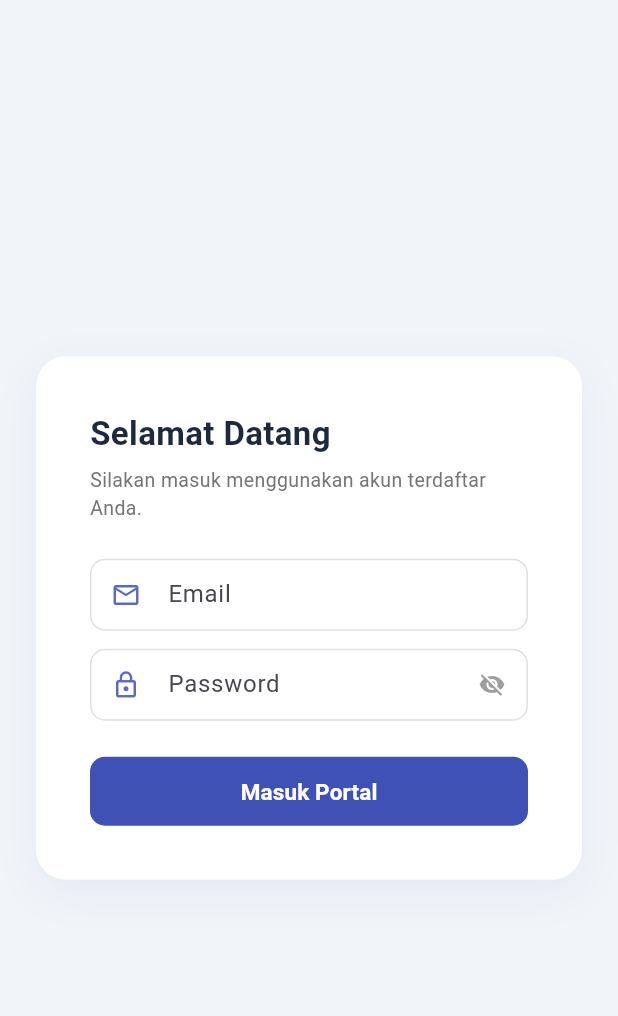
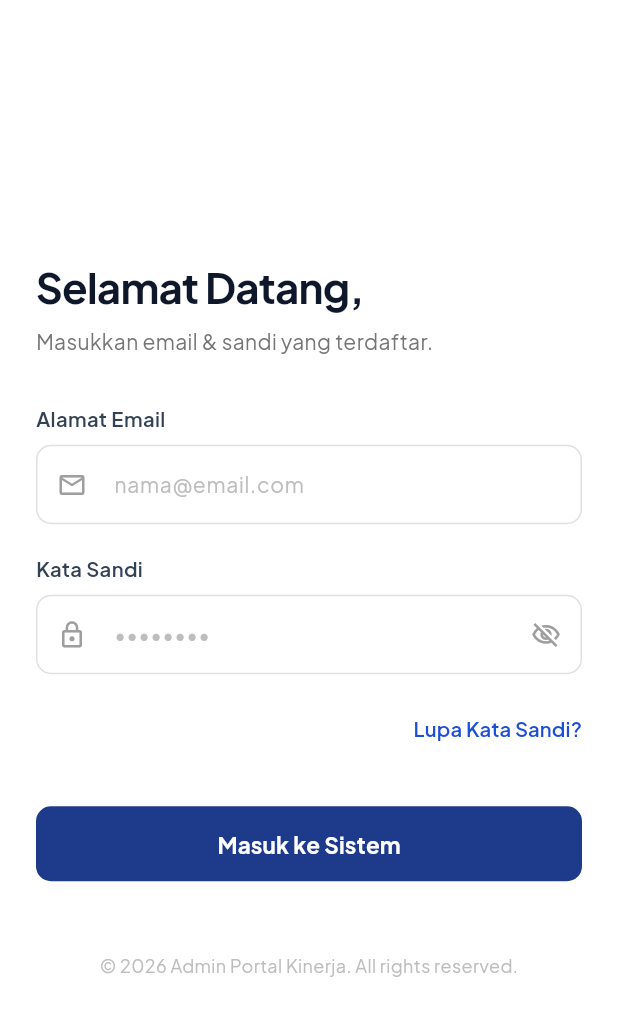
Before and after one commit to allank183/portal_gh2026, a Flutter app: the screen it shows after launch, on a phone screen of 412 x 824 dp. Shown: the top 1016 px of the screen. Run offline on Flutter 3.47's test engine with Material 3 defaults, Android fonts, the phone set to English and light mode, and no system bars; our stand-ins replace cloud_firestore, csv, file_picker, firebase_auth, firebase_core, fl_chart and 5 more; missing offline and left inert: excel, syncfusion_flutter_pdf, syncfusion_flutter_pdfviewer, universal_html; accounts and stored records are empty.

Commit message:
FIX no issue

```diff
--- a/lib/screens/auth/screen_login.dart
+++ b/lib/screens/auth/screen_login.dart
@@ -1,5 +1,6 @@
 import 'package:flutter/material.dart';
 import 'package:firebase_auth/firebase_auth.dart';
+import 'package:google_fonts/google_fonts.dart';
 
 class LoginPage extends StatefulWidget {
   const LoginPage({super.key});
@@ -25,7 +26,12 @@ class _LoginPageState extends State<LoginPage> {
   Future<void> _submit() async {
     if (_emailController.text.trim().isEmpty || _passwordController.text.trim().isEmpty) {
       ScaffoldMessenger.of(context).showSnackBar(
-        const SnackBar(content: Text('Harap isi Email dan Password.')),
+        SnackBar(
+          content: Text('Harap isi Alamat Email dan Kata Sandi.', style: GoogleFonts.plusJakartaSans()),
+          backgroundColor: Colors.orange.shade800,
+          behavior: SnackBarBehavior.floating,
+          shape: RoundedRectangleBorder(borderRadius: BorderRadius.circular(10)),
+        ),
       );
       return;
     }
@@ -39,7 +45,12 @@ class _LoginPageState extends State<LoginPage> {
     } on FirebaseAuthException catch (e) {
       if (mounted) {
         ScaffoldMessenger.of(context).showSnackBar(
-          SnackBar(content: Text(e.message ?? 'Terjadi kesalahan saat masuk.')),
+          SnackBar(
+            content: Text(e.message ?? 'Terjadi kesalahan saat masuk.', style: GoogleFonts.plusJakartaSans()),
+            backgroundColor: Colors.red.shade700,
+            behavior: SnackBarBehavior.floating,
+            shape: RoundedRectangleBorder(borderRadius: BorderRadius.circular(10)),
+          ),
         );
       }
     } finally {
@@ -47,43 +58,105 @@ class _LoginPageState extends State<LoginPage> {
     }
   }
 
+  void _showResetPasswordDialog() {
+    final resetEmailController = TextEditingController(text: _emailController.text);
+    showDialog(
+      context: context,
+      builder: (context) => AlertDialog(
+        title: Text('Reset Kata Sandi', style: GoogleFonts.plusJakartaSans(fontWeight: FontWeight.bold)),
+        content: Column(
+          mainAxisSize: MainAxisSize.min,
+          crossAxisAlignment: CrossAxisAlignment.start,
+          children: [
+            Text(
+              'Masukkan email Anda yang terdaftar. Kami akan mengirimkan tautan untuk mereset kata sandi Anda melalui Firebase Auth.',
+              style: GoogleFonts.plusJakartaSans(fontSize: 13, color: Colors.grey.shade700, height: 1.4),
+            ),
+            const SizedBox(height: 16),
+            TextField(
+              controller: resetEmailController,
+              style: GoogleFonts.plusJakartaSans(fontSize: 14),
+              decoration: _inputStyle('nama@email.com', Icons.email_outlined),
+            ),
+          ],
+        ),
+        actions: [
+          TextButton(
+            onPressed: () => Navigator.pop(context),
+            child: Text('Batal', style: GoogleFonts.plusJakartaSans(color: Colors.grey, fontWeight: FontWeight.w600)),
+          ),
+          ElevatedButton(
+            style: ElevatedButton.styleFrom(
+              backgroundColor: const Color(0xFF1D4ED8),
+              foregroundColor: Colors.white,
+              shape: RoundedRectangleBorder(borderRadius: BorderRadius.circular(8)),
+            ),
+            onPressed: () async {
+              final email = resetEmailController.text.trim();
+              if (email.isEmpty) {
+                ScaffoldMessenger.of(context).showSnackBar(
+                  const SnackBar(content: Text('Harap masukkan email Anda.')),
+                );
+                return;
+              }
+              try {
+                await FirebaseAuth.instance.sendPasswordResetEmail(email: email);
+                if (context.mounted) {
+                  Navigator.pop(context);
+                  ScaffoldMessenger.of(context).showSnackBar(
+                    const SnackBar(
+                      content: Text('Tautan reset password berhasil dikirim ke email Anda.'),
+                      backgroundColor: Colors.green,
+                    ),
+                  );
+                }
+              } on FirebaseAuthException catch (e) {
+                if (context.mounted) {
+                  ScaffoldMessenger.of(context).showSnackBar(
+                    SnackBar(content: Text(e.message ?? 'Gagal mengirim email reset.'), backgroundColor: Colors.red),
+                  );
+                }
+              }
+            },
+            child: Text('Kirim Tautan', style: GoogleFonts.plusJakartaSans(fontWeight: FontWeight.bold)),
+          ),
+        ],
+      ),
+    );
+  }
+
   @override
   Widget build(BuildContext context) {
     bool isDesktop = MediaQuery.of(context).size.width >= 850;
 
+    if (!isDesktop) {
       return Scaffold(
-      backgroundColor: const Color(0xFFF1F5F9),
-      body: Center(
+        backgroundColor: Colors.white,
+        body: SafeArea(
+          child: Center(
             child: SingleChildScrollView(
               padding: const EdgeInsets.all(24),
-          child: Container(
-            constraints: BoxConstraints(
-              maxWidth: isDesktop ? 950 : 450,
+              child: _buildFormContent(),
             ),
-            decoration: BoxDecoration(
-              color: Colors.white,
-              borderRadius: BorderRadius.circular(20),
-              boxShadow: [
-                BoxShadow(
-                  color: Colors.indigo.withValues(alpha: 0.08),
-                  blurRadius: 24,
-                  offset: const Offset(0, 8),
           ),
-              ],
         ),
-            clipBehavior: Clip.antiAlias,
-            child: Row(
-              crossAxisAlignment: CrossAxisAlignment.center,
+      );
+    }
+
+    return Scaffold(
+      body: Row(
         children: [
-                // Banner Kiri (Hanya Muncul di Desktop)
-                if (isDesktop)
+          // Sisi Kiri (Banner Biru dengan Daftar Fitur Sesuai Referensi)
           Expanded(
             flex: 5,
             child: Container(
-                      padding: const EdgeInsets.all(40),
-                      decoration: BoxDecoration(
+              padding: const EdgeInsets.all(60),
+              decoration: const BoxDecoration(
                 gradient: LinearGradient(
-                          colors: [Colors.indigo.shade900, Colors.indigo.shade700],
+                  colors: [
+                    Color(0xFF1D4ED8), // Royal Blue
+                    Color(0xFF2563EB), // Vibrant Blue
+                  ],
                   begin: Alignment.topLeft,
                   end: Alignment.bottomRight,
                 ),
@@ -92,91 +165,201 @@ class _LoginPageState extends State<LoginPage> {
                 mainAxisAlignment: MainAxisAlignment.center,
                 crossAxisAlignment: CrossAxisAlignment.start,
                 children: [
-                          Container(
-                            padding: const EdgeInsets.all(12),
-                            decoration: BoxDecoration(
-                              color: Colors.white.withValues(alpha: 0.15),
-                              borderRadius: BorderRadius.circular(12),
-                            ),
-                            child: const Icon(Icons.domain_rounded, size: 40, color: Colors.white),
-                          ),
-                          const SizedBox(height: 24),
-                          const Text(
-                            'SSOT Pegawai',
-                            style: TextStyle(
+                  // Logo Horisontal Transparan langsung di atas background biru
+                  Image.asset(
+                    'logo_horisontal_kemenkes.png',
+                    height: 80,
+                    errorBuilder: (context, error, stackTrace) => Row(
+                      children: [
+                        const Icon(Icons.local_hospital_rounded, color: Colors.white, size: 36),
+                        const SizedBox(width: 12),
+                        Text(
+                          'Kemenkes',
+                          style: GoogleFonts.plusJakartaSans(
                             fontSize: 28,
                             fontWeight: FontWeight.bold,
                             color: Colors.white,
                           ),
                         ),
-                          const SizedBox(height: 8),
+                      ],
+                    ),
+                  ),
+                  const SizedBox(height: 36),
                   Text(
-                            'Sistem Informasi SDM & Portal Pelatihan Pegawai Terintegrasi.',
-                            style: TextStyle(
-                              fontSize: 14,
-                              color: Colors.white.withValues(alpha: 0.8),
+                    'Portal Kinerja',
+                    style: GoogleFonts.plusJakartaSans(
+                      fontSize: 40,
+                      fontWeight: FontWeight.bold,
+                      color: Colors.white,
+                      letterSpacing: -0.5,
+                    ),
+                  ),
+                  const SizedBox(height: 10),
+                  Text(
+                    'Dashboard Laporan Kinerja Admin.',
+                    style: GoogleFonts.plusJakartaSans(
+                      fontSize: 15,
+                      color: Colors.white.withValues(alpha: 0.85),
                       height: 1.5,
                     ),
                   ),
+                  const SizedBox(height: 36),
+
+                  _buildFeatureItem(Icons.verified_rounded, 'Pencatatan & Monitoring Pelatihan Pegawai'),
+                  const SizedBox(height: 14),
+                  _buildFeatureItem(Icons.groups_rounded, 'Manajemen Data & Kegiatan Mahasiswa'),
+                  const SizedBox(height: 14),
+                  _buildFeatureItem(Icons.bar_chart_rounded, 'Statistik & Evaluasi Capaian Instansi'),
+                  const SizedBox(height: 14),
+                  _buildFeatureItem(Icons.security_rounded, 'Autentikasi & Verifikasi Multi-Role'),
                 ],
               ),
             ),
           ),
 
-                // Form Kanan
+          // Sisi Kanan (Form Putih)
           Expanded(
-                  flex: 6,
-                  child: Padding(
-                    padding: const EdgeInsets.all(36.0),
+            flex: 5,
+            child: Container(
+              color: Colors.white,
+              padding: const EdgeInsets.symmetric(horizontal: 80, vertical: 40),
+              child: Center(
+                child: ConstrainedBox(
+                  constraints: const BoxConstraints(maxWidth: 420),
                   child: Column(
+                    mainAxisAlignment: MainAxisAlignment.center,
+                    crossAxisAlignment: CrossAxisAlignment.start,
+                    children: [
+                      _buildFormContent(),
+                    ],
+                  ),
+                ),
+              ),
+            ),
+          ),
+        ],
+      ),
+    );
+  }
+
+  Widget _buildFeatureItem(IconData icon, String text) {
+    return Row(
+      children: [
+        Container(
+          padding: const EdgeInsets.all(8),
+          decoration: BoxDecoration(
+            color: Colors.white.withValues(alpha: 0.15),
+            borderRadius: BorderRadius.circular(8),
+          ),
+          child: Icon(icon, color: Colors.white, size: 20),
+        ),
+        const SizedBox(width: 14),
+        Text(
+          text,
+          style: GoogleFonts.plusJakartaSans(
+            color: Colors.white.withValues(alpha: 0.95),
+            fontSize: 14,
+            fontWeight: FontWeight.w500,
+          ),
+        ),
+      ],
+    );
+  }
+
+  Widget _buildFormContent() {
+    return Column(
       mainAxisSize: MainAxisSize.min,
       crossAxisAlignment: CrossAxisAlignment.start,
       children: [
-                        const Text(
-                          'Selamat Datang',
-                          style: TextStyle(
-                            fontSize: 22,
+        Text(
+          'Selamat Datang,',
+          style: GoogleFonts.plusJakartaSans(
+            fontSize: 28,
             fontWeight: FontWeight.bold,
-                            color: Color(0xFF1E293B),
+            color: const Color(0xFF0F172A),
+            letterSpacing: -0.5,
           ),
         ),
         const SizedBox(height: 6),
         Text(
-                          'Silakan masuk menggunakan akun terdaftar Anda.',
-                          style: TextStyle(color: Colors.grey.shade600, fontSize: 13),
+          'Masukkan email & sandi yang terdaftar.',
+          style: GoogleFonts.plusJakartaSans(color: Colors.grey.shade600, fontSize: 14),
         ),
-                        const SizedBox(height: 24),
+        const SizedBox(height: 32),
 
+        // Alamat Email
+        Text(
+          'Alamat Email',
+          style: GoogleFonts.plusJakartaSans(
+            fontWeight: FontWeight.w600,
+            fontSize: 13.5,
+            color: const Color(0xFF334155),
+          ),
+        ),
+        const SizedBox(height: 8),
         TextField(
           controller: _emailController,
-                          textInputAction: TextInputAction.next, // Menambahkan ini agar pindah ke field berikutnya
-                          decoration: _inputStyle('Email', Icons.email_outlined),
+          textInputAction: TextInputAction.next,
+          style: GoogleFonts.plusJakartaSans(fontSize: 14),
+          decoration: _inputStyle('nama@email.com', Icons.email_outlined),
         ),
-                        const SizedBox(height: 12),
+        const SizedBox(height: 20),
+
+        // Kata Sandi
+        Text(
+          'Kata Sandi',
+          style: GoogleFonts.plusJakartaSans(
+            fontWeight: FontWeight.w600,
+            fontSize: 13.5,
+            color: const Color(0xFF334155),
+          ),
+        ),
+        const SizedBox(height: 8),
         TextField(
           controller: _passwordController,
           obscureText: _obscurePassword,
-                          textInputAction: TextInputAction.done, // Menampilkan ikon "Selesai/Masuk" di keyboard
-                          onSubmitted: (_) => _submit(), // Memicu fungsi login saat tombol Enter ditekan
-                          decoration: _inputStyle('Password', Icons.lock_outline).copyWith(
+          textInputAction: TextInputAction.done,
+          onSubmitted: (_) => _submit(),
+          style: GoogleFonts.plusJakartaSans(fontSize: 14),
+          decoration: _inputStyle('••••••••', Icons.lock_outline).copyWith(
             suffixIcon: IconButton(
               icon: Icon(
-                                _obscurePassword ? Icons.visibility_off : Icons.visibility,
-                                color: Colors.grey,
+                _obscurePassword ? Icons.visibility_off_outlined : Icons.visibility_outlined,
+                color: Colors.grey.shade500,
+                size: 20,
               ),
               onPressed: () => setState(() => _obscurePassword = !_obscurePassword),
             ),
           ),
         ),
-                        const SizedBox(height: 24),
+        const SizedBox(height: 12),
 
+        // Lupa Kata Sandi
+        Align(
+          alignment: Alignment.centerRight,
+          child: TextButton(
+            onPressed: _showResetPasswordDialog,
+            style: TextButton.styleFrom(padding: EdgeInsets.zero, minimumSize: Size.zero),
+            child: Text(
+              'Lupa Kata Sandi?',
+              style: GoogleFonts.plusJakartaSans(
+                color: const Color(0xFF1D4ED8),
+                fontSize: 13.5,
+                fontWeight: FontWeight.w600,
+              ),
+            ),
+          ),
+        ),
+        const SizedBox(height: 28),
+
+        // Tombol Masuk ke Sistem
         SizedBox(
           width: double.infinity,
-                          height: 46,
+          height: 50,
           child: ElevatedButton(
             onPressed: isLoading ? null : _submit,
             style: ElevatedButton.styleFrom(
-                              backgroundColor: Colors.indigo,
+              backgroundColor: const Color(0xFF1E3A8A), // Dark Royal Blue
               foregroundColor: Colors.white,
               elevation: 0,
               shape: RoundedRectangleBorder(
@@ -185,34 +368,43 @@ class _LoginPageState extends State<LoginPage> {
             ),
             child: isLoading
                 ? const SizedBox(
-                              height: 20,
-                              width: 20,
-                              child: CircularProgressIndicator(color: Colors.white, strokeWidth: 2),
+                    height: 22,
+                    width: 22,
+                    child: CircularProgressIndicator(color: Colors.white, strokeWidth: 2.5),
                   )
-                                : const Text(
-                              'Masuk Portal',
-                              style: TextStyle(fontWeight: FontWeight.bold, fontSize: 15),
+                : Text(
+                    'Masuk ke Sistem',
+                    style: GoogleFonts.plusJakartaSans(
+                      fontWeight: FontWeight.bold,
+                      fontSize: 15,
+                    ),
+                  ),
+          ),
+        ),
+        const SizedBox(height: 48),
+
+        // Footer Copyright
+        Center(
+          child: Text(
+            '© 2026 Admin Portal Kinerja. All rights reserved.',
+            style: GoogleFonts.plusJakartaSans(
+              color: Colors.grey.shade400,
+              fontSize: 12,
             ),
           ),
         ),
       ],
-                    ),
-                  ),
-                ),
-              ],
-            ),
-          ),
-        ),
-      ),
     );
   }
 
-  InputDecoration _inputStyle(String label, IconData icon) {
+  InputDecoration _inputStyle(String hint, IconData icon) {
     return InputDecoration(
-      labelText: label,
-      prefixIcon: Icon(icon, size: 20, color: Colors.indigo.shade400),
-      isDense: true,
-      contentPadding: const EdgeInsets.symmetric(horizontal: 14, vertical: 12),
+      hintText: hint,
+      hintStyle: GoogleFonts.plusJakartaSans(color: Colors.grey.shade400, fontSize: 14),
+      prefixIcon: Icon(icon, size: 20, color: Colors.grey.shade500),
+      filled: true,
+      fillColor: Colors.white,
+      contentPadding: const EdgeInsets.symmetric(horizontal: 16, vertical: 16),
       border: OutlineInputBorder(
         borderRadius: BorderRadius.circular(10),
         borderSide: BorderSide(color: Colors.grey.shade300),
@@ -223,7 +415,7 @@ class _LoginPageState extends State<LoginPage> {
       ),
       focusedBorder: OutlineInputBorder(
         borderRadius: BorderRadius.circular(10),
-        borderSide: const BorderSide(color: Colors.indigo, width: 1.5),
+        borderSide: const BorderSide(color: Color(0xFF1D4ED8), width: 1.5),
       ),
     );
   }
--- a/pubspec.yaml
+++ b/pubspec.yaml
@@ -48,6 +48,8 @@ flutter:
     - assets/.env
     - assets/haki.png
     - assets/sertifikat_haki.pdf
+    - assets/logo_horisontal_kemenkes.png
+    - assets/logo_kemenkes.png
 
 dependency_overrides:
   http: ^1.2.0
```
Also changed, not shown: 1 other file. Lines whose indentation alone changed are shown as unchanged.
